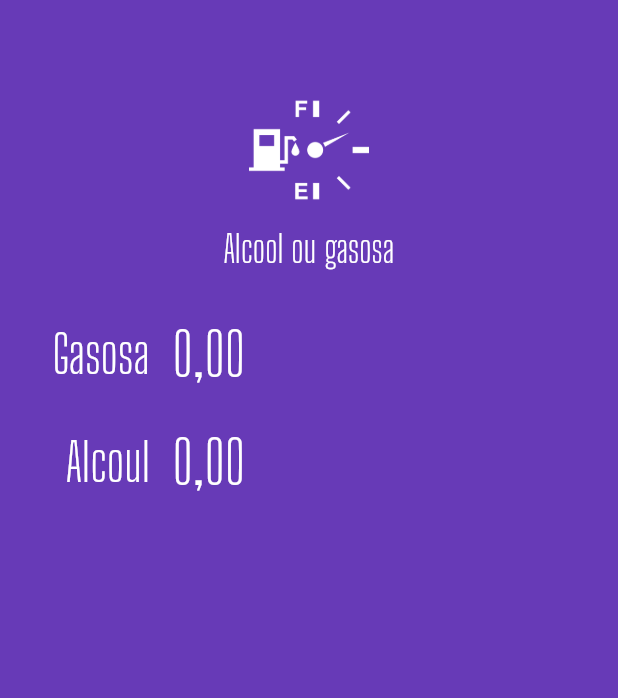
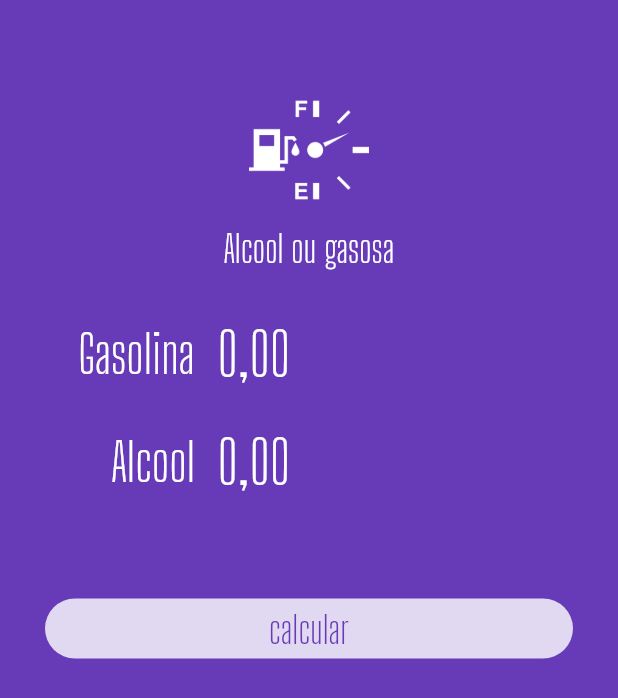
Before and after one commit to FarkoMoot/20hours-Validation, a Flutter app: the screen it shows after launch, on a phone screen of 412 x 824 dp. Shown: the top 698 px of the screen. Run offline on Flutter 3.47's test engine with Material 2 defaults, Android fonts, the phone set to English and light mode, and no system bars; our stand-ins replace flutter_masked_text.

Commit message:
day twelve, 9,5 hours

```diff
--- a/lib/main.dart
+++ b/lib/main.dart
@@ -1,6 +1,10 @@
 import "package:flutter/material.dart";
 import 'package:flutter_masked_text/flutter_masked_text.dart';
+import 'package:hours20/pages/home.page.dart';
 import 'package:hours20/widgets/input.widget.dart';
+import 'package:hours20/widgets/loading-button.widget.dart';
+import 'package:hours20/widgets/submit-form.dart';
+import 'package:hours20/widgets/sucess.widget.dart';
 import "widgets/logo.widget.dart";
 
 void main() {
@@ -19,45 +23,3 @@ class MyApp extends StatelessWidget {
     );
   }
 }
-
-class HomePage extends StatelessWidget {
-  var _gasCtrl = new MoneyMaskedTextController();
-  var _alcCtrl = new MoneyMaskedTextController();
-
-  @override
-  Widget build(BuildContext context) {
-    return Scaffold(
-      backgroundColor: Theme.of(context).primaryColor,
-      body: ListView(
-        children: <Widget>[
-          Logo(),
-          Input(
-            label: "Gasosa",
-            crtl: _gasCtrl,
-          ),
-          Input(
-            label: "Alcoul",
-            crtl: _alcCtrl,
-          ),
-        ],
-      ),
-    );
-  }
-}
-
-// class HomePage extends StatefulWidget {
-//   @override
-//   _HomePageState createState() => _HomePageState();
-// }
-
-// class _HomePageState extends State<HomePage> {
-//   @override
-//   Widget build(BuildContext context) {
-//     return Scaffold(
-//       appBar: AppBar(
-//         title: Text('App 20hours'),
-//       ),
-//       body: ListView(),
-//     );
-//   }
-// }
--- /dev/null
+++ b/lib/pages/home.page.dart
@@ -0,0 +1,32 @@
+import 'package:flutter/cupertino.dart';
+import 'package:flutter/material.dart';
+import 'package:flutter_masked_text/flutter_masked_text.dart';
+import 'package:hours20/widgets/logo.widget.dart';
+import 'package:hours20/widgets/submit-form.dart';
+
+class HomePage extends StatelessWidget {
+  var _gasCtrl = new MoneyMaskedTextController();
+  var _alcCtrl = new MoneyMaskedTextController();
+
+  @override
+  Widget build(BuildContext context) {
+    return Scaffold(
+      backgroundColor: Theme.of(context).primaryColor,
+      body: ListView(
+        children: <Widget>[
+          Logo(),
+          // SucessPag(
+          //   result: "Compensa X",
+          //   reset: () {},
+          // ),
+          SubmitForm(
+            gasCtrl: _gasCtrl,
+            alcCtrl: _alcCtrl,
+            busy: false,
+            submitFunc: () {},
+          ),
+        ],
+      ),
+    );
+  }
+}
--- /dev/null
+++ b/lib/widgets/loading-button.widget.dart
@@ -0,0 +1,52 @@
+import 'package:flutter/cupertino.dart';
+import 'package:flutter/material.dart';
+
+class LoadingButton extends StatelessWidget {
+  var busy = false;
+  var invert = false;
+  Function func;
+  var text = "";
+
+  LoadingButton({
+    @required this.busy,
+    @required this.invert,
+    @required this.text,
+    @required this.func,
+  });
+
+  @override
+  Widget build(BuildContext context) {
+    return busy
+        ? Container(
+            alignment: Alignment.center,
+            height: 40,
+            child: CircularProgressIndicator(
+              backgroundColor: Colors.white,
+            ),
+          )
+        : Container(
+            margin: EdgeInsets.all(30),
+            height: 40,
+            width: double.infinity,
+            decoration: BoxDecoration(
+              borderRadius: BorderRadius.circular(40),
+              color: invert
+                  ? Theme.of(context).primaryColor
+                  : Colors.white.withOpacity(0.8),
+            ),
+            child: FlatButton(
+              child: Text(
+                text,
+                style: TextStyle(
+                  color: invert
+                      ? Colors.white.withOpacity(0.8)
+                      : Theme.of(context).primaryColor,
+                  fontSize: 25,
+                  fontFamily: "Big Shoulders Display",
+                ),
+              ),
+              onPressed: func,
+            ),
+          );
+  }
+}
--- /dev/null
+++ b/lib/widgets/submit-form.dart
@@ -0,0 +1,56 @@
+import 'package:flutter/material.dart';
+import 'package:flutter_masked_text/flutter_masked_text.dart';
+import 'package:hours20/widgets/loading-button.widget.dart';
+
+import 'input.widget.dart';
+
+class SubmitForm extends StatelessWidget {
+  var gasCtrl = new MoneyMaskedTextController();
+  var alcCtrl = new MoneyMaskedTextController();
+  var busy = false;
+  Function submitFunc;
+
+  SubmitForm({
+    @required this.gasCtrl,
+    @required this.alcCtrl,
+    @required this.busy,
+    @required this.submitFunc,
+  });
+
+  @override
+  Widget build(BuildContext context) {
+    return Column(
+      children: <Widget>[
+        Padding(
+          padding: EdgeInsets.only(
+            left: 30,
+            right: 30,
+          ),
+          child: Input(
+            label: "Gasolina",
+            crtl: gasCtrl,
+          ),
+        ),
+        Padding(
+          padding: EdgeInsets.only(
+            left: 30,
+            right: 30,
+          ),
+          child: Input(
+            label: "Alcool",
+            crtl: alcCtrl,
+          ),
+        ),
+        SizedBox(
+          height: 25,
+        ),
+        LoadingButton(
+          busy: busy,
+          invert: false,
+          text: "calcular",
+          func: submitFunc,
+        ),
+      ],
+    );
+  }
+}
--- /dev/null
+++ b/lib/widgets/sucess.widget.dart
@@ -0,0 +1,51 @@
+import 'package:flutter/cupertino.dart';
+import 'package:flutter/material.dart';
+
+import 'loading-button.widget.dart';
+
+class SucessPag extends StatelessWidget {
+  var result = '';
+  Function reset;
+
+  SucessPag({
+    @required this.result,
+    @required this.reset,
+  });
+
+  @override
+  Widget build(BuildContext context) {
+    return Container(
+      margin: EdgeInsets.all(30),
+      // height: 100,
+      // width: ,
+      decoration: BoxDecoration(
+        color: Colors.white.withOpacity(0.8),
+        borderRadius: BorderRadius.circular(25),
+      ),
+      child: Column(
+        children: <Widget>[
+          SizedBox(
+            height: 40,
+          ),
+          Text(
+            result,
+            style: TextStyle(
+              color: Theme.of(context).primaryColor,
+              fontSize: 40,
+              fontFamily: "Big Shoulders Display",
+            ),
+            textAlign: TextAlign.center,
+          ),
+          SizedBox(
+            height: 20,
+          ),
+          LoadingButton(
+              busy: false,
+              invert: true,
+              text: "calcular novamente",
+              func: reset),
+        ],
+      ),
+    );
+  }
+}
```
